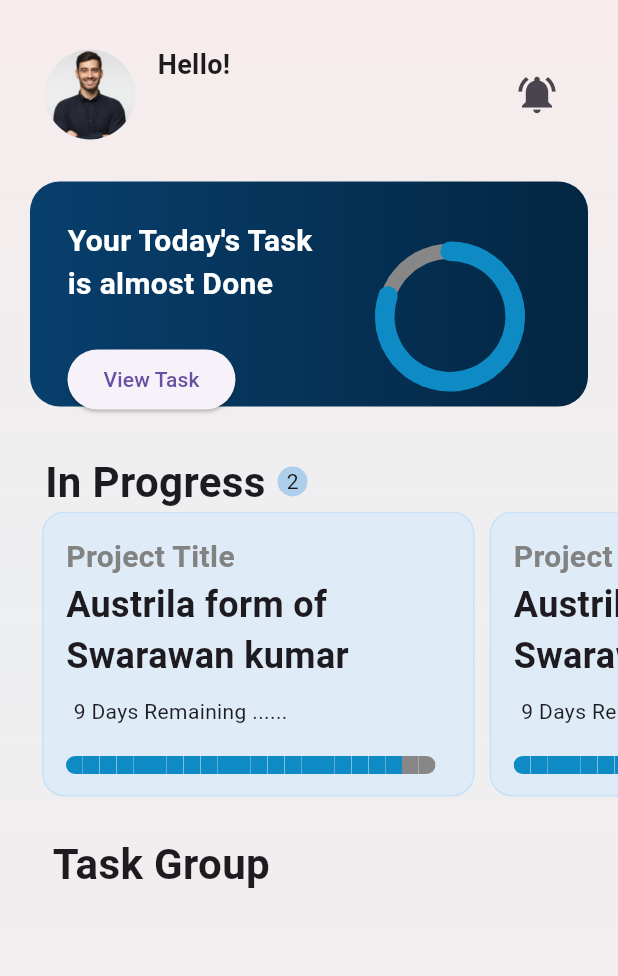
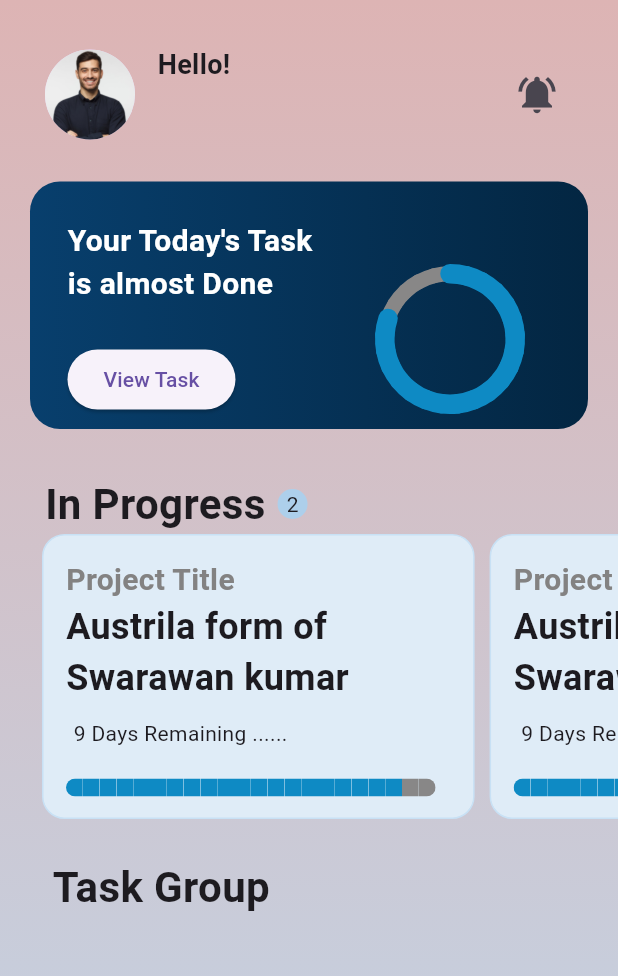
Before and after one commit to GlobalServiceTravel/progress, a Flutter app: the screen it shows after launch, on a phone screen of 412 x 824 dp. Shown: the top 976 px of the screen. Run offline on Flutter 3.47's test engine with Material 3 defaults, Android fonts, the phone set to English and light mode, and no system bars; drawn by our look-alikes of step_progress_indicator; our stand-ins replace dartz, dio, firebase_core, flutter_riverpod, google_fonts; accounts and stored records are empty; network calls fail.

Commit message:
background color changes

```diff
--- a/lib/features/working_with_node/HomePage/Screens/home_page.dart
+++ b/lib/features/working_with_node/HomePage/Screens/home_page.dart
@@ -5,7 +5,6 @@ import 'package:flutter/material.dart';
 import 'package:flutter_riverpod/flutter_riverpod.dart';
 import 'package:progress/features/working_with_node/HomePage/Screens/components/ongoing_process_container.dart';
 import 'package:progress/features/working_with_node/HomePage/Screens/components/progress_bar.dart';
-import 'package:progress/features/working_with_node/HomePage/Screens/components/task_group_container.dart';
 import '../../LoginPage/Controller/employee_datacontroller.dart';
 
 class HomePage extends ConsumerWidget {
@@ -53,8 +52,7 @@ class HomePage extends ConsumerWidget {
               crossAxisAlignment: CrossAxisAlignment.start,
               children: [
                 Padding(
-                  padding:
-                      const EdgeInsets.only(left: 30, right: 30, top: 30),
+                  padding: const EdgeInsets.only(left: 30, right: 30, top: 30),
                   child: Row(
                     children: [
                       const CircleAvatar(
@@ -86,8 +84,7 @@ class HomePage extends ConsumerWidget {
                       const Spacer(),
                       IconButton(
                         onPressed: () {},
-                        icon:
-                            const Icon(Icons.notifications_active, size: 30),
+                        icon: const Icon(Icons.notifications_active, size: 30),
                       )
                     ],
                   ),
@@ -96,7 +93,7 @@ class HomePage extends ConsumerWidget {
                 Padding(
                   padding: const EdgeInsets.only(left: 20.0, right: 20),
                   child: Container(
-                    height: 150,
+                    height: 165,
                     width: double.infinity,
                     decoration: BoxDecoration(
                       gradient: const LinearGradient(
@@ -128,8 +125,9 @@ class HomePage extends ConsumerWidget {
                             Padding(
                               padding: const EdgeInsets.only(left: 25),
                               child: ElevatedButton(
-                                  onPressed: () {},
-                                  child: const Text("View Task")),
+                                onPressed: () {},
+                                child: const Text("View Task"),
+                              ),
                             )
                           ],
                         ),
@@ -226,29 +224,13 @@ class HomePage extends ConsumerWidget {
       children: [
         Expanded(
           child: Container(
-            height: size.height * 0.5,
             decoration: const BoxDecoration(
               gradient: LinearGradient(
                 begin: Alignment.topRight,
                 end: Alignment.bottomRight,
                 colors: [
-                  Color.fromARGB(255, 247, 236, 236),
-                  Color.fromARGB(255, 237, 239, 241)
-                ],
-              ),
-            ),
-          ),
-        ),
-        Expanded(
-          child: Container(
-            height: size.height * 0.5,
-            decoration: const BoxDecoration(
-              gradient: LinearGradient(
-                begin: Alignment.topRight,
-                end: Alignment.bottomRight,
-                colors: [
-                  Color.fromARGB(255, 237, 239, 241),
-                  Color.fromARGB(255, 247, 236, 236),
+                  Color.fromARGB(255, 221, 180, 180),
+                  Color.fromARGB(255, 194, 212, 230)
                 ],
               ),
             ),
--- a/pubspec.yaml
+++ b/pubspec.yaml
@@ -35,7 +35,7 @@ dependencies:
   # The following adds the Cupertino Icons font to your application.
   # Use with the CupertinoIcons class for iOS style icons.
   cupertino_icons: ^1.0.6
-  google_fonts: ^6.2.1
+  google_fonts: ^6.2.0
   dio: ^5.4.2+1
   flutter_riverpod: ^2.5.1
   dartz: ^0.10.1
```
Also changed, not shown: pubspec.lock.
